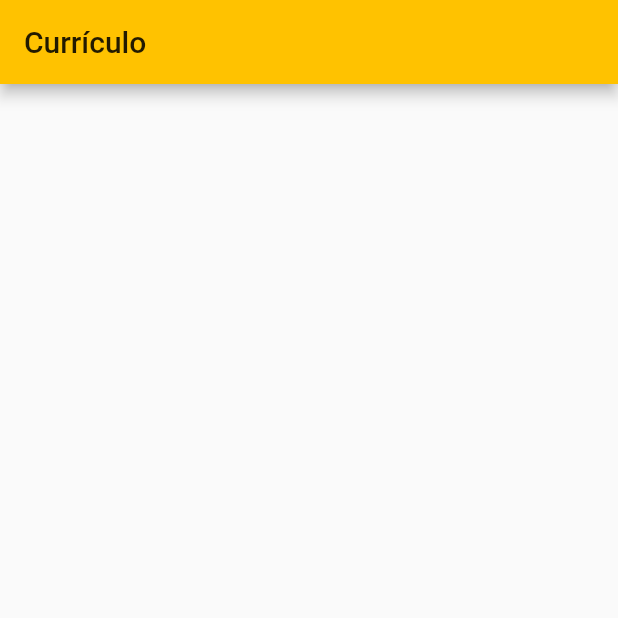
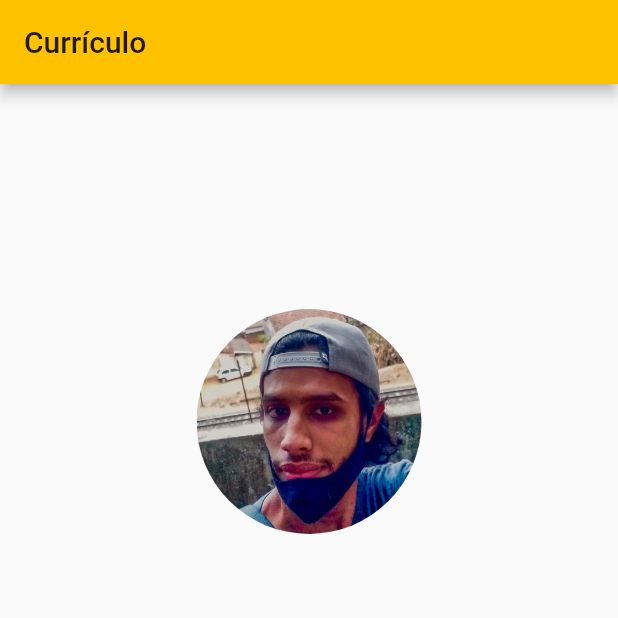
Before and after one commit to FreitasMarcos/curriculo_flutter, a Flutter app: the screen it shows after launch, on a phone screen of 412 x 824 dp, the top half of it. Run offline on Flutter 3.47's test engine with Material 2 defaults, Android fonts, the phone set to English and light mode, and no system bars.

Commit message:
agora foi

```diff
--- a/curriculo_flutter/lib/Screens/Home/curriculo.dart
+++ b/curriculo_flutter/lib/Screens/Home/curriculo.dart
@@ -9,15 +9,11 @@ class Curriculo extends StatelessWidget {
   Widget build(BuildContext context) {
     return Scaffold(
       appBar: AppBar(title: const Text("Currículo"),),
-      body:Container(
-        margin: const EdgeInsets.only(left: 800),
-
-        child: Row(
-          children: [
-
-            const SizedBox(height: 350,),
-
-            ClipRRect(
+      body:Center(
+          child: Column(
+            children: [
+              const SizedBox(height: 150,),
+              ClipRRect(
               borderRadius: BorderRadius.circular(190),
               child: Image.asset(
                 "assets/images/marcos.jpg",
@@ -26,12 +22,9 @@ class Curriculo extends StatelessWidget {
                 width: 150,
               )
             ),
-          ],
+            ],
+          ),
         ),
-
-      ),
-
     );
-
   }
 }
```
